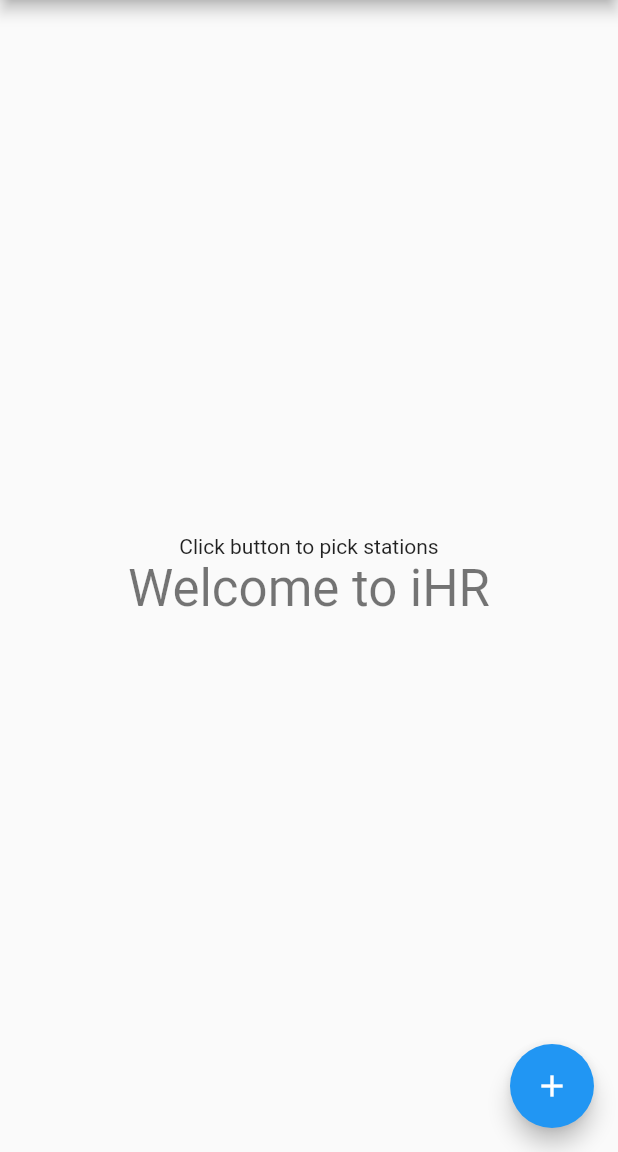
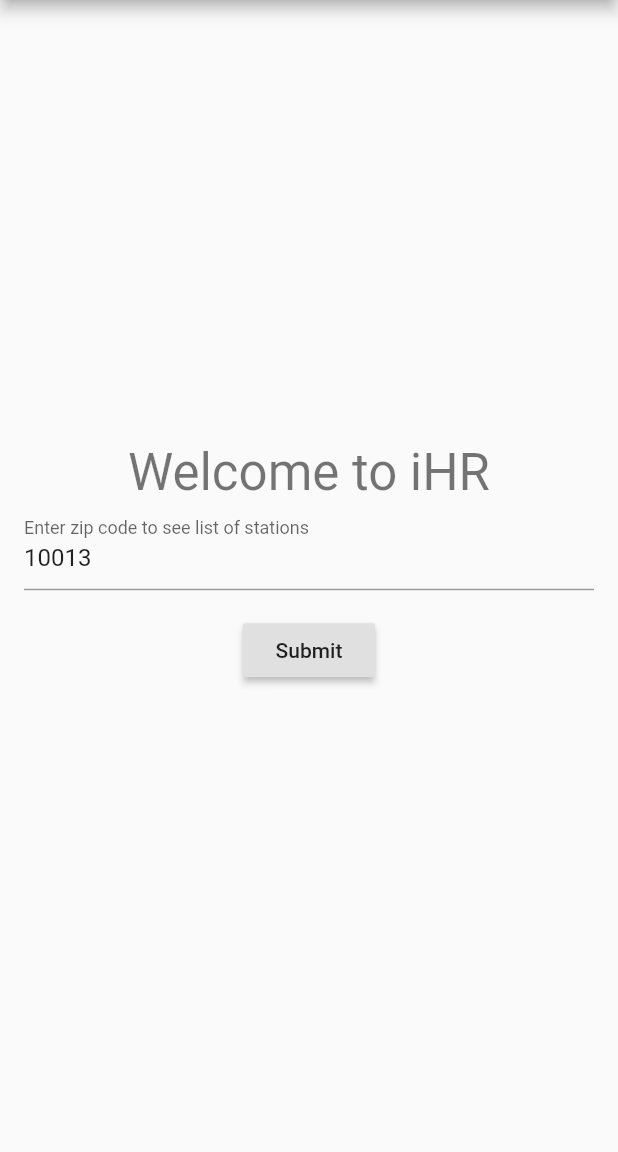
Before and after one commit to kisikkim/livescheduleapp, a Flutter app: the screen it shows after launch, on a phone screen of 412 x 824 dp, the part 84-1236 px from its top. Run offline on Flutter 3.47's test engine with Material 2 defaults, Android fonts, the phone set to English and light mode, and no system bars; missing offline and left inert: side_header_list_view.

Commit message:
Replaced zip code popup dialog with on screen text field.

```diff
--- a/lib/main.dart
+++ b/lib/main.dart
@@ -29,7 +29,8 @@ class MyHomePage extends StatefulWidget {
 class _MyHomePageState extends State<MyHomePage> {
   int _currentTabIndex = 0;
   PageController _pageController;
-  final _zipCodeTextController = new TextEditingController();
+  final _zipCodeTextController = new TextEditingController(text: '10013');
+  final GlobalKey<FormState> _formKey = new GlobalKey<FormState>();
 
   void _showStationSelect(String zipCode) {
       //goto station select widget page
@@ -37,42 +38,6 @@ class _MyHomePageState extends State<MyHomePage> {
         context,
         new MaterialPageRoute(builder: (context) => new StationSelectWidget(title: "Station Select Widget", zipCode: zipCode,)),
       );
-  }
-
-  _showZipCodeDialog() async {
-    await showDialog<String>(
-        context: context,
-        child: new AlertDialog(
-          contentPadding: const EdgeInsets.all(16.0),
-          content: new Row(
-            children: <Widget>[
-              new Expanded(
-                  child: new TextField(
-                    controller: _zipCodeTextController,
-                    autofocus: true,
-                    decoration: new InputDecoration(
-                      labelText: 'Zip Code',
-                      hintText: 'e.g. 10013'
-                    ),
-                  )
-              )
-            ],
-          ),
-          actions: <Widget>[
-            new FlatButton(
-                onPressed: () {
-                  Navigator.pop(context);
-                },
-                child: const Text('CANCEL')),
-            new FlatButton(
-                onPressed: () {
-                  Navigator.pop(context);
-                  _showStationSelect(_zipCodeTextController.text);
-                  },
-                child: const Text('OK'))
-          ],
-        ));
-
   }
 
   @override
@@ -99,9 +64,7 @@ class _MyHomePageState extends State<MyHomePage> {
         child: new Column(
           mainAxisAlignment: MainAxisAlignment.center,
           children: <Widget>[
-            new Text(
-              'Click button to pick stations',
-            ),
+
             new Text(
               'Welcome to iHR',
               style: Theme
@@ -109,15 +72,42 @@ class _MyHomePageState extends State<MyHomePage> {
                   .textTheme
                   .display1,
             ),
+            new Form(
+              key: _formKey,
+              child: new Column(
+                children: <Widget>[
+                  new Padding(
+                      padding: const EdgeInsets.symmetric(horizontal: 16.0),
+                      child: new TextFormField(
+                        validator: (value) {
+                          if (value.isEmpty || value.trim().length != 5) {
+                            return 'Please enter a valid zip code';
+                          }
+                        },
+                        controller: _zipCodeTextController,
+                        decoration: new InputDecoration(
+                          labelText: 'Enter zip code to see list of stations',
+                          hintText: 'e.g. 10013',
+                        ),
+                      )
+                  ),
+                  new Padding(
+                    padding: const EdgeInsets.symmetric(vertical: 16.0),
+                    child: new RaisedButton(
+                      onPressed: () {
+                        if (_formKey.currentState.validate()) {
+                          _showStationSelect(_zipCodeTextController.text);
+                        }
+                      },
+                      child: new Text('Submit'),
+                    ),
+                  ),
+                ],
+              ),
+            ),
           ],
         ),
       ),
-
-      floatingActionButton: new FloatingActionButton(
-        onPressed: _showZipCodeDialog,
-        tooltip: 'Increment',
-        child: new Icon(Icons.add),
-      ), // This trailing comma makes auto-formatting nicer for build methods.
     );
   }
 }
```
